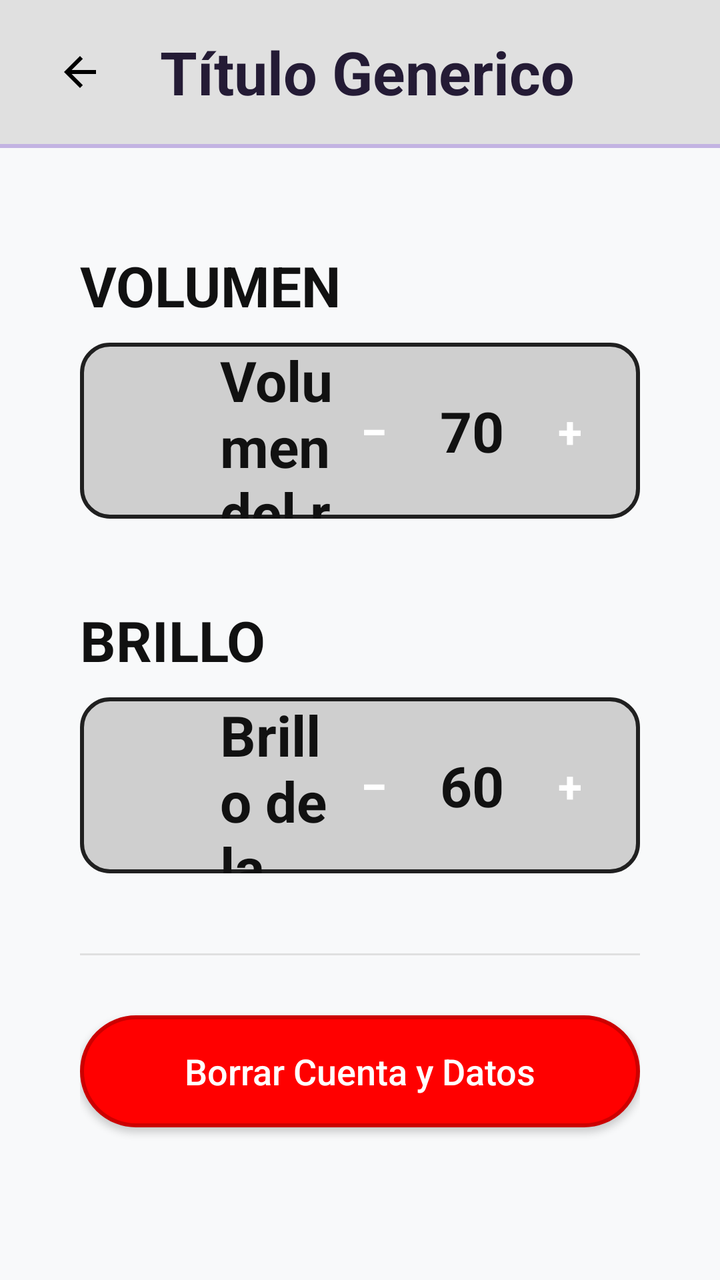
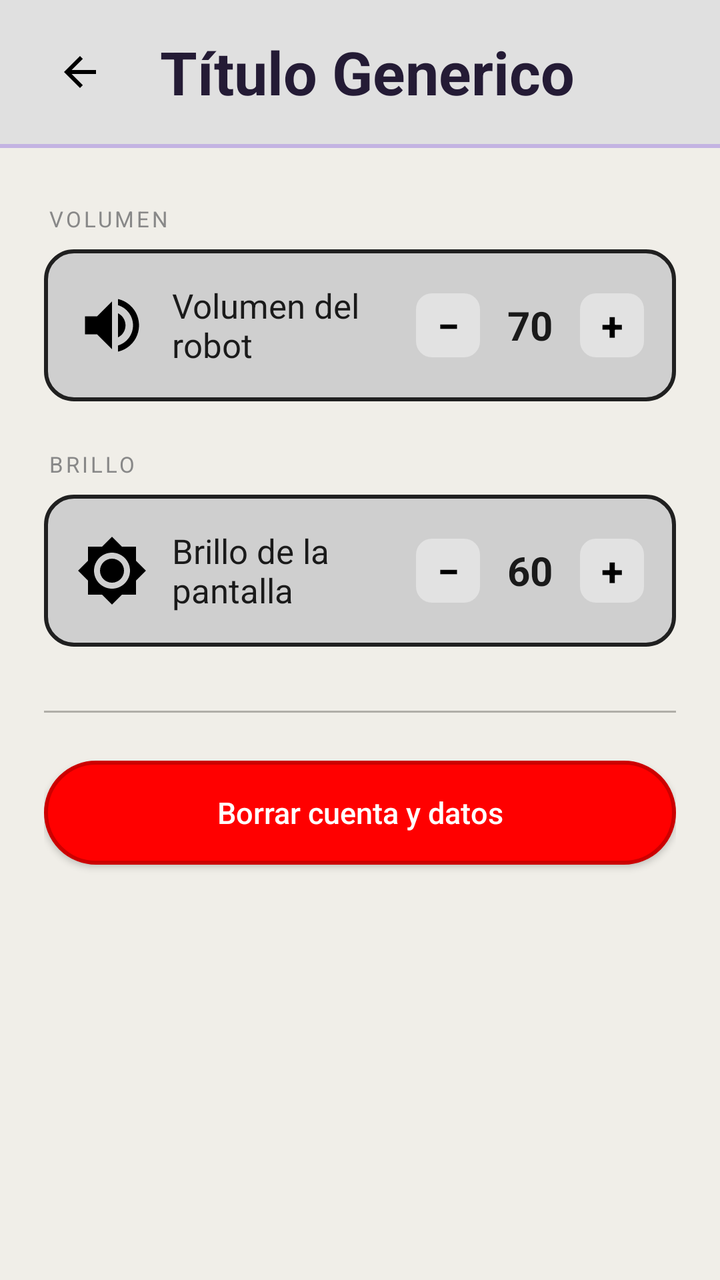

Screens rendered from an Android XML layout before and after an edit, with the pre-edit source and the edit as a unified diff.
<!-- AndroidManifest.xml: activity theme AppTheme.NoActionBar -->
<!-- res/layout/activity_ajustes.xml -->
<?xml version="1.0" encoding="utf-8"?>
<LinearLayout xmlns:android="http://schemas.android.com/apk/res/android"
    android:layout_width="match_parent"
    android:layout_height="match_parent"
    android:orientation="vertical"
    android:background="#F8F9FA">

    <include layout="@layout/include_top_back_banner" />

    <LinearLayout
        android:layout_width="match_parent"
        android:layout_height="match_parent"
        android:orientation="vertical"
        android:paddingStart="40dp"
        android:paddingEnd="40dp"
        android:paddingTop="50dp"
        android:paddingBottom="24dp">

        <TextView
            android:layout_width="wrap_content"
            android:layout_height="wrap_content"
            android:layout_marginBottom="10dp"
            android:text="VOLUMEN"
            android:textColor="#111111"
            android:textSize="28sp"
            android:textStyle="bold" />

        <LinearLayout
            android:layout_width="match_parent"
            android:layout_height="88dp"
            android:orientation="horizontal"
            android:gravity="center_vertical"
            android:paddingStart="18dp"
            android:paddingEnd="18dp"
            android:layout_marginBottom="42dp"
            android:background="@drawable/bg_ajuste_mockup_card">

            <ImageView
                android:layout_width="34dp"
                android:layout_height="34dp"
                android:contentDescription="" />

            <TextView
                android:layout_width="0dp"
                android:layout_height="wrap_content"
                android:layout_weight="1"
                android:layout_marginStart="18dp"
                android:text="Volumen del robot"
                android:textSize="28sp"
                android:textStyle="bold"
                android:textColor="#111111" />

            <TextView
                android:id="@+id/btnMenosVolumen"
                android:layout_width="34dp"
                android:layout_height="34dp"
                android:gravity="center"
                android:text="−"
                android:textSize="24sp"
                android:textStyle="bold"
                android:textColor="#FFFFFF"
                android:clickable="true"
                android:focusable="true" />

            <EditText
                android:id="@+id/etVolumen"
                android:layout_width="56dp"
                android:layout_height="wrap_content"
                android:layout_marginStart="4dp"
                android:layout_marginEnd="4dp"
                android:background="@android:color/transparent"
                android:gravity="center"
                android:inputType="number"
                android:maxLength="3"
                android:text="70"
                android:textColor="#111111"
                android:textSize="28sp"
                android:textStyle="bold"
                android:padding="0dp" />

            <TextView
                android:id="@+id/btnMasVolumen"
                android:layout_width="34dp"
                android:layout_height="34dp"
                android:gravity="center"
                android:text="+"
                android:textSize="22sp"
                android:textStyle="bold"
                android:textColor="#FFFFFF"
                android:clickable="true"
                android:focusable="true" />
        </LinearLayout>

        <TextView
            android:layout_width="wrap_content"
            android:layout_height="wrap_content"
            android:text="BRILLO"
            android:textSize="28sp"
            android:textStyle="bold"
            android:textColor="#111111"
            android:layout_marginBottom="10dp" />

        <LinearLayout
            android:layout_width="match_parent"
            android:layout_height="88dp"
            android:orientation="horizontal"
            android:gravity="center_vertical"
            android:paddingStart="18dp"
            android:paddingEnd="18dp"
            android:background="@drawable/bg_ajuste_mockup_card">

            <ImageView
                android:layout_width="34dp"
                android:layout_height="34dp"
                android:contentDescription="" />

            <TextView
                android:layout_width="0dp"
                android:layout_height="wrap_content"
                android:layout_weight="1"
                android:layout_marginStart="18dp"
                android:text="Brillo de la pantalla"
                android:textSize="28sp"
                android:textStyle="bold"
                android:textColor="#111111" />

            <TextView
                android:id="@+id/btnMenosBrillo"
                android:layout_width="34dp"
                android:layout_height="34dp"
                android:gravity="center"
                android:text="−"
                android:textSize="24sp"
                android:textStyle="bold"
                android:textColor="#FFFFFF"
                android:clickable="true"
                android:focusable="true" />

            <EditText
                android:id="@+id/etBrillo"
                android:layout_width="56dp"
                android:layout_height="wrap_content"
                android:layout_marginStart="4dp"
                android:layout_marginEnd="4dp"
                android:background="@android:color/transparent"
                android:gravity="center"
                android:inputType="number"
                android:maxLength="3"
                android:text="60"
                android:textColor="#111111"
                android:textSize="28sp"
                android:textStyle="bold"
                android:padding="0dp" />

            <TextView
                android:id="@+id/btnMasBrillo"
                android:layout_width="34dp"
                android:layout_height="34dp"
                android:gravity="center"
                android:text="+"
                android:textSize="22sp"
                android:textStyle="bold"
                android:textColor="#FFFFFF"
                android:clickable="true"
                android:focusable="true" />
        </LinearLayout>

        
        <View
            android:layout_width="match_parent"
            android:layout_height="1dp"
            android:background="#E0E0E0"
            android:layout_marginTop="40dp"
            android:layout_marginBottom="30dp" />

        
        <Button
            android:id="@+id/btnBorrarCuenta"
            android:layout_width="match_parent"
            android:layout_height="56dp"
            android:text="Borrar Cuenta y Datos"
            android:textSize="18sp"
            android:textColor="#FFFFFF"
            android:background="@drawable/bg_tipo_incorrecto"
            android:textAllCaps="false" />

    </LinearLayout>
</LinearLayout>
<!-- res/layout/include_top_back_banner.xml (included above) -->
<?xml version="1.0" encoding="utf-8"?>
<LinearLayout xmlns:android="http://schemas.android.com/apk/res/android"
    android:layout_width="match_parent"
    android:layout_height="wrap_content"
    android:orientation="vertical"
    android:background="#E0E0E0"
    android:elevation="0dp">

    <LinearLayout
        android:layout_width="match_parent"
        android:layout_height="wrap_content"
        android:orientation="horizontal"
        android:gravity="center_vertical"
        android:paddingTop="12dp"
        android:paddingBottom="12dp"
        android:paddingStart="16dp"
        android:paddingEnd="16dp">

        <ImageButton
            android:id="@+id/btnBannerBack"
            android:layout_width="48dp"
            android:layout_height="48dp"
            android:src="@drawable/ic_back_arrow_lavender"
            android:background="?attr/selectableItemBackgroundBorderless"
            android:contentDescription="Atrás"
            android:scaleType="centerInside" />

        <TextView
            android:id="@+id/tvBannerTitulo"
            android:layout_width="0dp"
            android:layout_height="wrap_content"
            android:layout_weight="1"
            android:layout_marginStart="16dp"
            android:text="Título Generico"
            android:textColor="#241B35"
            android:textSize="30sp"
            android:textStyle="bold" />
    </LinearLayout>

    <View
        android:layout_width="match_parent"
        android:layout_height="2dp"
        android:background="#C3B3E2" />
        
</LinearLayout>
<!-- resources referenced by this layout -->
<resources>
  <!-- drawable bg_ajuste_mockup_card (drawable) -->
  <?xml version="1.0" encoding="utf-8"?>
  <shape xmlns:android="http://schemas.android.com/apk/res/android"
      android:shape="rectangle">
      <solid android:color="#CFCFCF" />
      <corners android:radius="14dp" />
      <stroke
          android:width="2dp"
          android:color="#202020" />
  </shape>
  <!-- drawable bg_tipo_incorrecto (drawable) -->
  <?xml version="1.0" encoding="utf-8"?>
  <shape xmlns:android="http://schemas.android.com/apk/res/android"
      android:shape="rectangle">
      <solid android:color="#FF0000" />
      <corners android:radius="70dp" />
      <stroke android:color="#CC0000" android:width="2dp" />
  </shape>
  <!-- drawable ic_back_arrow_lavender (drawable) -->
  <vector xmlns:android="http://schemas.android.com/apk/res/android"
      android:width="24dp"
      android:height="24dp"
      android:viewportWidth="24"
      android:viewportHeight="24">
      <path
          android:fillColor="#000000"
          android:pathData="M20,11H7.83l5.59,-5.59L12,4l-8,8 8,8 1.41,-1.41L7.83,13H20v-2z"/>
  </vector>
  <style name="AppTheme.NoActionBar">
          <item name="windowActionBar">false</item>
          <item name="windowNoTitle">true</item>
          <item name="android:statusBarColor">@color/fondo_app</item>
          <item name="android:windowLightStatusBar">true</item>
      </style>
  <color name="fondo_app">#F2F2F7</color>
</resources>

<!-- the commit's change to res/layout/activity_ajustes.xml (unified diff, before → after) -->
@@ -3,7 +3,7 @@
     android:layout_width="match_parent"
     android:layout_height="match_parent"
     android:orientation="vertical"
-    android:background="#F8F9FA">
+    android:background="#F0EEE8">
 
     <include layout="@layout/include_top_back_banner" />
 
@@ -11,175 +11,210 @@
         android:layout_width="match_parent"
         android:layout_height="match_parent"
         android:orientation="vertical"
-        android:paddingStart="40dp"
-        android:paddingEnd="40dp"
-        android:paddingTop="50dp"
+        android:paddingStart="22dp"
+        android:paddingEnd="22dp"
+        android:paddingTop="28dp"
         android:paddingBottom="24dp">
 
+        
         <TextView
             android:layout_width="wrap_content"
             android:layout_height="wrap_content"
-            android:layout_marginBottom="10dp"
+            android:layout_marginBottom="8dp"
+            android:layout_marginStart="2dp"
             android:text="VOLUMEN"
-            android:textColor="#111111"
-            android:textSize="28sp"
-            android:textStyle="bold" />
+            android:textColor="#888888"
+            android:textSize="11sp"
+            android:letterSpacing="0.12"
+            android:textStyle="normal" />
 
         <LinearLayout
             android:layout_width="match_parent"
-            android:layout_height="88dp"
+            android:layout_height="76dp"
             android:orientation="horizontal"
             android:gravity="center_vertical"
-            android:paddingStart="18dp"
-            android:paddingEnd="18dp"
-            android:layout_marginBottom="42dp"
+            android:paddingStart="16dp"
+            android:paddingEnd="16dp"
+            android:layout_marginBottom="24dp"
             android:background="@drawable/bg_ajuste_mockup_card">
 
-            <ImageView
-                android:layout_width="34dp"
-                android:layout_height="34dp"
-                android:contentDescription="" />
+            
+            <LinearLayout
+                android:layout_width="36dp"
+                android:layout_height="36dp"
+                android:background="@drawable/ic_volumen"
+                android:gravity="center"
+                android:orientation="vertical">
+            </LinearLayout>
 
             <TextView
                 android:layout_width="0dp"
                 android:layout_height="wrap_content"
                 android:layout_weight="1"
-                android:layout_marginStart="18dp"
+                android:layout_marginStart="12dp"
                 android:text="Volumen del robot"
-                android:textSize="28sp"
-                android:textStyle="bold"
-                android:textColor="#111111" />
-
-            <TextView
-                android:id="@+id/btnMenosVolumen"
-                android:layout_width="34dp"
-                android:layout_height="34dp"
-                android:gravity="center"
-                android:text="−"
-                android:textSize="24sp"
-                android:textStyle="bold"
-                android:textColor="#FFFFFF"
-                android:clickable="true"
-                android:focusable="true" />
-
-            <EditText
-                android:id="@+id/etVolumen"
-                android:layout_width="56dp"
-                android:layout_height="wrap_content"
-                android:layout_marginStart="4dp"
-                android:layout_marginEnd="4dp"
-                android:background="@android:color/transparent"
-                android:gravity="center"
-                android:inputType="number"
-                android:maxLength="3"
-                android:text="70"
-                android:textColor="#111111"
-                android:textSize="28sp"
-                android:textStyle="bold"
-                android:padding="0dp" />
-
-            <TextView
-                android:id="@+id/btnMasVolumen"
-                android:layout_width="34dp"
-                android:layout_height="34dp"
-                android:gravity="center"
-                android:text="+"
-                android:textSize="22sp"
-                android:textStyle="bold"
-                android:textColor="#FFFFFF"
-                android:clickable="true"
-                android:focusable="true" />
+                android:textSize="17sp"
+                android:textStyle="normal"
+                android:textColor="#1A1A1A" />
+
+            
+            <LinearLayout
+                android:layout_width="wrap_content"
+                android:layout_height="wrap_content"
+                android:orientation="horizontal"
+                android:gravity="center_vertical">
+
+                <TextView
+                    android:id="@+id/btnMenosVolumen"
+                    android:layout_width="32dp"
+                    android:layout_height="32dp"
+                    android:gravity="center"
+                    android:text="−"
+                    android:textSize="20sp"
+                    android:textStyle="bold"
+                    android:textColor="#000000"
+                    android:background="@drawable/bg_stepper_btn"
+                    android:clickable="true"
+                    android:focusable="true" />
+
+                <EditText
+                    android:id="@+id/etVolumen"
+                    android:layout_width="42dp"
+                    android:layout_height="wrap_content"
+                    android:layout_marginStart="4dp"
+                    android:layout_marginEnd="4dp"
+                    android:background="@android:color/transparent"
+                    android:gravity="center"
+                    android:inputType="number"
+                    android:maxLength="3"
+                    android:text="70"
+                    android:textColor="#1A1A1A"
+                    android:textSize="20sp"
+                    android:textStyle="bold"
+                    android:padding="0dp" />
+
+                <TextView
+                    android:id="@+id/btnMasVolumen"
+                    android:layout_width="32dp"
+                    android:layout_height="32dp"
+                    android:gravity="center"
+                    android:text="+"
+                    android:textSize="20sp"
+                    android:textStyle="bold"
+                    android:textColor="#000000"
+                    android:background="@drawable/bg_stepper_btn"
+                    android:clickable="true"
+                    android:focusable="true" />
+            </LinearLayout>
         </LinearLayout>
 
+        
         <TextView
             android:layout_width="wrap_content"
             android:layout_height="wrap_content"
+            android:layout_marginBottom="8dp"
+            android:layout_marginStart="2dp"
             android:text="BRILLO"
-            android:textSize="28sp"
-            android:textStyle="bold"
-            android:textColor="#111111"
-            android:layout_marginBottom="10dp" />
+            android:textColor="#888888"
+            android:textSize="11sp"
+            android:letterSpacing="0.12"
+            android:textStyle="normal" />
 
         <LinearLayout
             android:layout_width="match_parent"
-            android:layout_height="88dp"
+            android:layout_height="76dp"
             android:orientation="horizontal"
             android:gravity="center_vertical"
-            android:paddingStart="18dp"
-            android:paddingEnd="18dp"
+            android:paddingStart="16dp"
+            android:paddingEnd="16dp"
+            android:layout_marginBottom="24dp"
             android:background="@drawable/bg_ajuste_mockup_card">
 
-            <ImageView
-                android:layout_width="34dp"
-                android:layout_height="34dp"
-                android:contentDescription="" />
+            
+            <LinearLayout
+                android:layout_width="36dp"
+                android:layout_height="36dp"
+                android:gravity="center"
+                android:background="@drawable/ic_brillo"
+                android:orientation="vertical">
+            </LinearLayout>
 
             <TextView
                 android:layout_width="0dp"
                 android:layout_height="wrap_content"
                 android:layout_weight="1"
-                android:layout_marginStart="18dp"
+                android:layout_marginStart="12dp"
                 android:text="Brillo de la pantalla"
-                android:textSize="28sp"
-                android:textStyle="bold"
-                android:textColor="#111111" />
-
-            <TextView
-                android:id="@+id/btnMenosBrillo"
-                android:layout_width="34dp"
-                android:layout_height="34dp"
-                android:gravity="center"
-                android:text="−"
-                android:textSize="24sp"
-                android:textStyle="bold"
-                android:textColor="#FFFFFF"
-                android:clickable="true"
-                android:focusable="true" />
-
-            <EditText
-                android:id="@+id/etBrillo"
-                android:layout_width="56dp"
-                android:layout_height="wrap_content"
-                android:layout_marginStart="4dp"
-                android:layout_marginEnd="4dp"
-                android:background="@android:color/transparent"
-                android:gravity="center"
-                android:inputType="number"
-                android:maxLength="3"
-                android:text="60"
-                android:textColor="#111111"
-                android:textSize="28sp"
-                android:textStyle="bold"
-                android:padding="0dp" />
-
-            <TextView
-                android:id="@+id/btnMasBrillo"
-                android:layout_width="34dp"
-                android:layout_height="34dp"
-                android:gravity="center"
-                android:text="+"
-                android:textSize="22sp"
-                android:textStyle="bold"
-                android:textColor="#FFFFFF"
-                android:clickable="true"
-                android:focusable="true" />
+                android:textSize="17sp"
+                android:textStyle="normal"
+                android:textColor="#1A1A1A" />
+
+            
+            <LinearLayout
+                android:layout_width="wrap_content"
+                android:layout_height="wrap_content"
+                android:orientation="horizontal"
+                android:gravity="center_vertical">
+
+                <TextView
+                    android:id="@+id/btnMenosBrillo"
+                    android:layout_width="32dp"
+                    android:layout_height="32dp"
+                    android:gravity="center"
+                    android:text="−"
+                    android:textSize="20sp"
+                    android:textStyle="bold"
+                    android:textColor="#000000"
+                    android:background="@drawable/bg_stepper_btn"
+                    android:clickable="true"
+                    android:focusable="true" />
+
+                <EditText
+                    android:id="@+id/etBrillo"
+                    android:layout_width="42dp"
+                    android:layout_height="wrap_content"
+                    android:layout_marginStart="4dp"
+                    android:layout_marginEnd="4dp"
+                    android:background="@android:color/transparent"
+                    android:gravity="center"
+                    android:inputType="number"
+                    android:maxLength="3"
+                    android:text="60"
+                    android:textColor="#1A1A1A"
+                    android:textSize="20sp"
+                    android:textStyle="bold"
+                    android:padding="0dp" />
+
+                <TextView
+                    android:id="@+id/btnMasBrillo"
+                    android:layout_width="32dp"
+                    android:layout_height="32dp"
+                    android:gravity="center"
+                    android:text="+"
+                    android:textSize="20sp"
+                    android:textStyle="bold"
+                    android:textColor="#000000"
+                    android:background="@drawable/bg_stepper_btn"
+                    android:clickable="true"
+                    android:focusable="true" />
+            </LinearLayout>
         </LinearLayout>
 
         
         <View
             android:layout_width="match_parent"
             android:layout_height="1dp"
-            android:background="#E0E0E0"
-            android:layout_marginTop="40dp"
-            android:layout_marginBottom="30dp" />
+            android:background="#B0AEA8"
+            android:layout_marginTop="8dp"
+            android:layout_marginBottom="24dp" />
 
         
         <Button
             android:id="@+id/btnBorrarCuenta"
             android:layout_width="match_parent"
-            android:layout_height="56dp"
-            android:text="Borrar Cuenta y Datos"
-            android:textSize="18sp"
+            android:layout_height="52dp"
+            android:text="Borrar cuenta y datos"
+            android:textSize="15sp"
             android:textColor="#FFFFFF"
             android:background="@drawable/bg_tipo_incorrecto"
             android:textAllCaps="false" />
<!-- resource entries referenced after the edit -->
@@ -9,6 +9,13 @@
       <stroke
           android:width="2dp"
           android:color="#202020" />
+  </shape>
+  <!-- drawable bg_stepper_btn (drawable) -->
+  <?xml version="1.0" encoding="utf-8"?>
+  <shape xmlns:android="http://schemas.android.com/apk/res/android"
+      android:shape="rectangle">
+      <solid android:color="#E2E2E2" />
+      <corners android:radius="8dp" />
   </shape>
   <!-- drawable bg_tipo_incorrecto (drawable) -->
   <?xml version="1.0" encoding="utf-8"?>
@@ -28,6 +35,18 @@
           android:fillColor="#000000"
           android:pathData="M20,11H7.83l5.59,-5.59L12,4l-8,8 8,8 1.41,-1.41L7.83,13H20v-2z"/>
   </vector>
+  <!-- drawable ic_brillo (drawable) -->
+  <vector xmlns:android="http://schemas.android.com/apk/res/android" android:height="24dp" android:tint="#000000" android:viewportHeight="24" android:viewportWidth="24" android:width="24dp">
+        
+      <path android:fillColor="@android:color/white" android:pathData="M20,8.69L20,4h-4.69L12,0.69 8.69,4L4,4v4.69L0.69,12 4,15.31L4,20h4.69L12,23.31 15.31,20L20,20v-4.69L23.31,12 20,8.69zM12,18c-3.31,0 -6,-2.69 -6,-6s2.69,-6 6,-6 6,2.69 6,6 -2.69,6 -6,6zM12,8c-2.21,0 -4,1.79 -4,4s1.79,4 4,4 4,-1.79 4,-4 -1.79,-4 -4,-4z"/>
+      
+  </vector>
+  <!-- drawable ic_volumen (drawable) -->
+  <vector xmlns:android="http://schemas.android.com/apk/res/android" android:autoMirrored="true" android:height="24dp" android:tint="#000000" android:viewportHeight="24" android:viewportWidth="24" android:width="24dp">
+        
+      <path android:fillColor="@android:color/white" android:pathData="M3,9v6h4l5,5L12,4L7,9L3,9zM16.5,12c0,-1.77 -1.02,-3.29 -2.5,-4.03v8.05c1.48,-0.73 2.5,-2.25 2.5,-4.02zM14,3.23v2.06c2.89,0.86 5,3.54 5,6.71s-2.11,5.85 -5,6.71v2.06c4.01,-0.91 7,-4.49 7,-8.77s-2.99,-7.86 -7,-8.77z"/>
+      
+  </vector>
   <style name="AppTheme.NoActionBar">
           <item name="windowActionBar">false</item>
           <item name="windowNoTitle">true</item>
